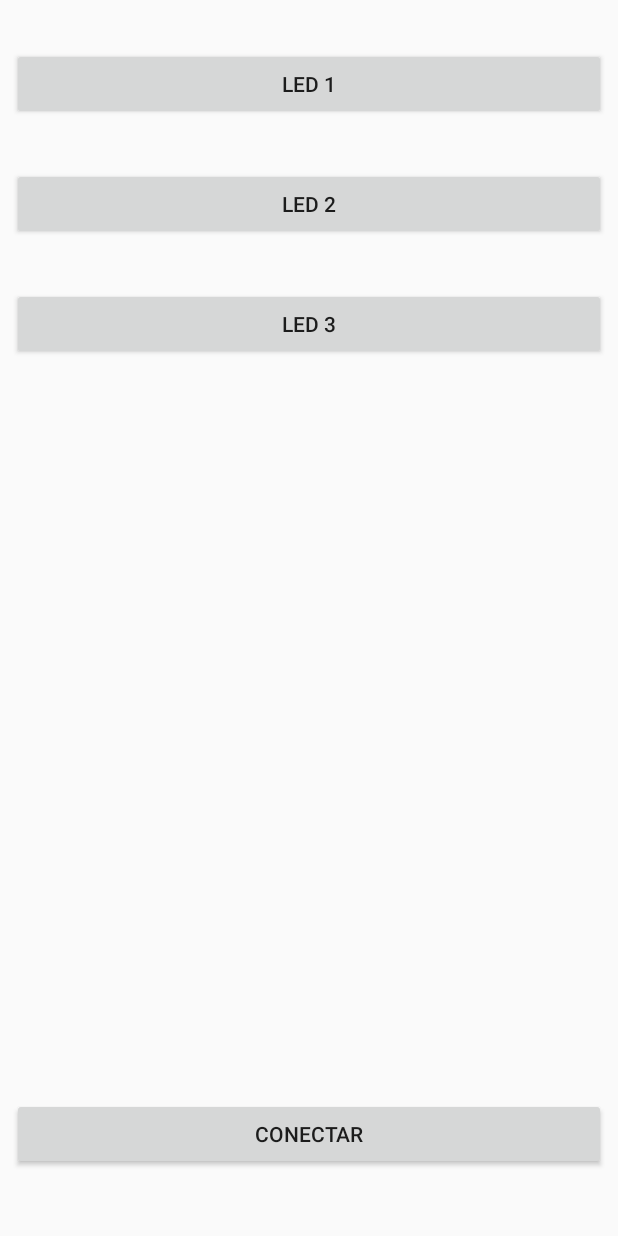
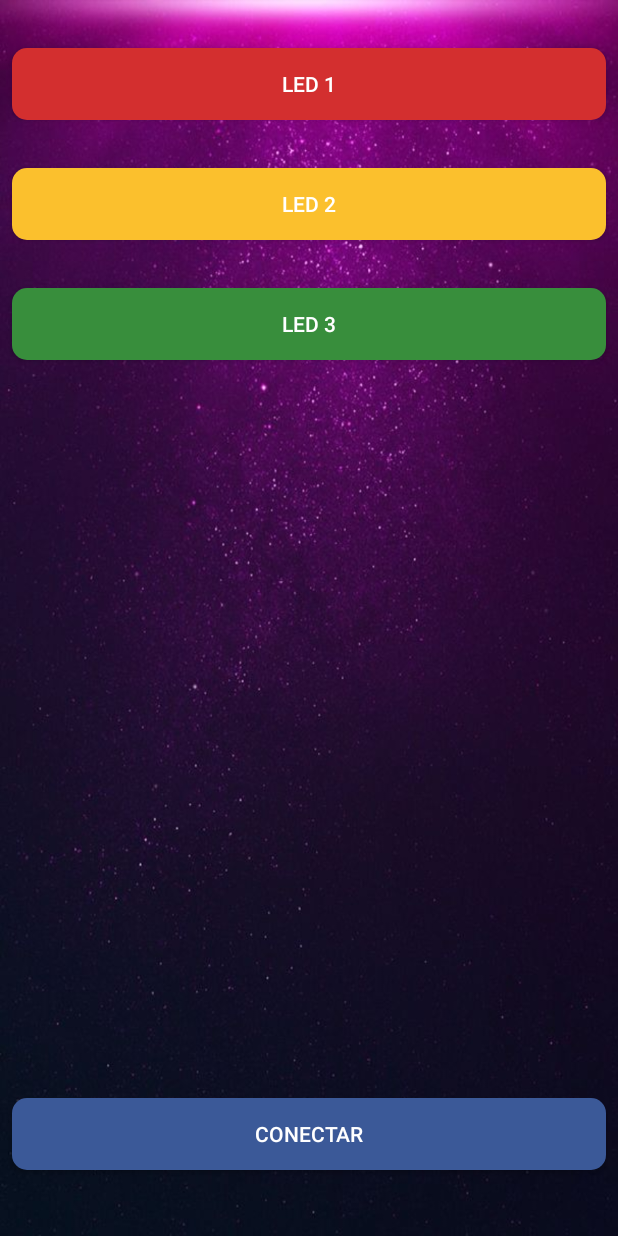
Before and after one commit to javierc22/ArduinoBluetooth03, an Android app: the layout activity_main.xml on its own in the app's theme, with its tools: preview values and no code run, on a phone screen of 412 x 824 dp. Run offline under Robolectric (Android 15) with nearby library versions, the phone set to English and light mode, and no system bars.

Commit message:
Agregando diseño

```diff
--- /dev/null
+++ b/app/src/main/res/drawable/button_disconnect.xml
@@ -0,0 +1,6 @@
+<?xml version="1.0" encoding="utf-8"?>
+<shape
+    xmlns:android="http://schemas.android.com/apk/res/android">
+    <solid android:color="#3B5998"></solid>
+    <corners android:radius="10dp"></corners>
+</shape>
--- /dev/null
+++ b/app/src/main/res/drawable/button_led1.xml
@@ -0,0 +1,6 @@
+<?xml version="1.0" encoding="utf-8"?>
+<shape
+    xmlns:android="http://schemas.android.com/apk/res/android">
+    <solid android:color="#d32f2f"></solid>
+    <corners android:radius="10dp"></corners>
+</shape>
--- /dev/null
+++ b/app/src/main/res/drawable/button_led2.xml
@@ -0,0 +1,6 @@
+<?xml version="1.0" encoding="utf-8"?>
+<shape
+    xmlns:android="http://schemas.android.com/apk/res/android">
+    <solid android:color="#FBC02D"></solid>
+    <corners android:radius="10dp"></corners>
+</shape>
--- /dev/null
+++ b/app/src/main/res/drawable/button_led3.xml
@@ -0,0 +1,6 @@
+<?xml version="1.0" encoding="utf-8"?>
+<shape
+    xmlns:android="http://schemas.android.com/apk/res/android">
+    <solid android:color="#388E3C"></solid>
+    <corners android:radius="10dp"></corners>
+</shape>
--- a/app/src/main/res/layout/activity_main.xml
+++ b/app/src/main/res/layout/activity_main.xml
@@ -5,6 +5,7 @@
     xmlns:tools="http://schemas.android.com/tools"
     android:layout_width="match_parent"
     android:layout_height="match_parent"
+    android:background="@drawable/img01"
     tools:context=".MainActivity">
 
 
@@ -16,6 +17,8 @@
         android:layout_marginStart="8dp"
         android:layout_marginTop="32dp"
         android:text="Led 1"
+        android:textColor="@color/colorWhite"
+        android:background="@drawable/button_led1"
         app:layout_constraintEnd_toEndOf="parent"
         app:layout_constraintStart_toStartOf="parent"
         app:layout_constraintTop_toTopOf="parent" />
@@ -28,6 +31,8 @@
         android:layout_marginStart="8dp"
         android:layout_marginTop="32dp"
         android:text="Led 2"
+        android:textColor="@color/colorWhite"
+        android:background="@drawable/button_led2"
         app:layout_constraintEnd_toEndOf="parent"
         app:layout_constraintStart_toStartOf="parent"
         app:layout_constraintTop_toBottomOf="@+id/button_led_1" />
@@ -40,6 +45,8 @@
         android:layout_marginStart="8dp"
         android:layout_marginTop="32dp"
         android:text="Led 3"
+        android:textColor="@color/colorWhite"
+        android:background="@drawable/button_led3"
         app:layout_constraintEnd_toEndOf="parent"
         app:layout_constraintStart_toStartOf="parent"
         app:layout_constraintTop_toBottomOf="@+id/button_led_2" />
@@ -52,6 +59,8 @@
         android:layout_marginEnd="8dp"
         android:layout_marginStart="8dp"
         android:text="Conectar"
+        android:textColor="@color/colorWhite"
+        android:background="@drawable/button_disconnect"
         app:layout_constraintBottom_toBottomOf="parent"
         app:layout_constraintEnd_toEndOf="parent"
         app:layout_constraintStart_toStartOf="parent" />
--- a/app/src/main/res/values/colors.xml
+++ b/app/src/main/res/values/colors.xml
@@ -1,6 +1,7 @@
 <?xml version="1.0" encoding="utf-8"?>
 <resources>
-    <color name="colorPrimary">#3F51B5</color>
-    <color name="colorPrimaryDark">#303F9F</color>
+    <color name="colorPrimary">#9c27b0</color>
+    <color name="colorPrimaryDark">#d500f9</color>
     <color name="colorAccent">#FF4081</color>
+    <color name="colorWhite">#FFF</color>
 </resources>
--- a/app/src/main/res/values/styles.xml
+++ b/app/src/main/res/values/styles.xml
@@ -1,7 +1,7 @@
 <resources>
 
     <!-- Base application theme. -->
-    <style name="AppTheme" parent="Theme.AppCompat.Light.DarkActionBar">
+    <style name="AppTheme" parent="Theme.AppCompat.Light.NoActionBar">
         <!-- Customize your theme here. -->
         <item name="colorPrimary">@color/colorPrimary</item>
         <item name="colorPrimaryDark">@color/colorPrimaryDark</item>
```
Also changed, not shown: app/src/main/res/drawable/img01.jpg (added).
